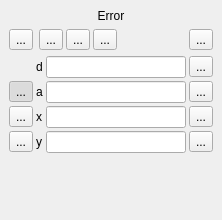
First picture: the form in src/ui/qgsadvanceddigitizingdockwidgetbase.ui, repository carsmie/QGIS, before the edit.
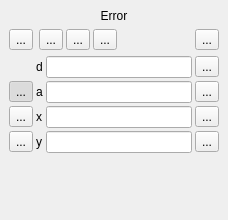
Second picture: the form after the edit. Icons and pictures are not drawn.

Commit message: Changing more Window titles

Patch:
```diff
--- a/src/ui/qgsadvanceddigitizingdockwidgetbase.ui
+++ b/src/ui/qgsadvanceddigitizingdockwidgetbase.ui
@@ -6,7 +6,7 @@
    <rect>
     <x>0</x>
     <y>0</y>
-    <width>222</width>
+    <width>228</width>
     <height>220</height>
    </rect>
   </property>
```
Left out of the diff: 35 changed lines with no effect on the pictures. The commit also changes 5 other files.
